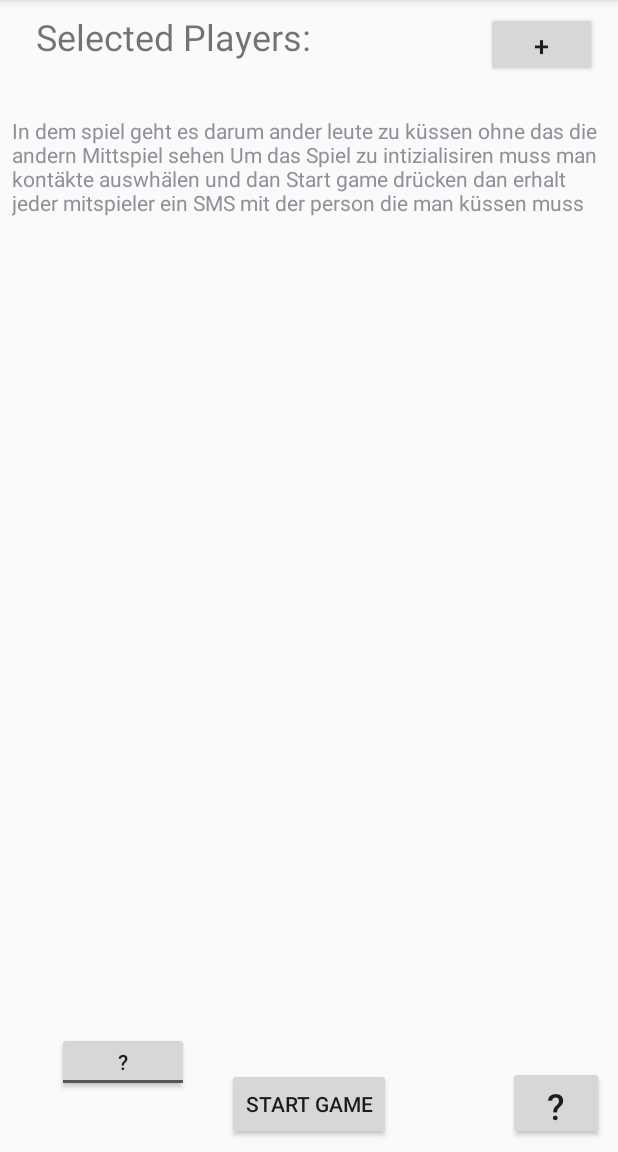
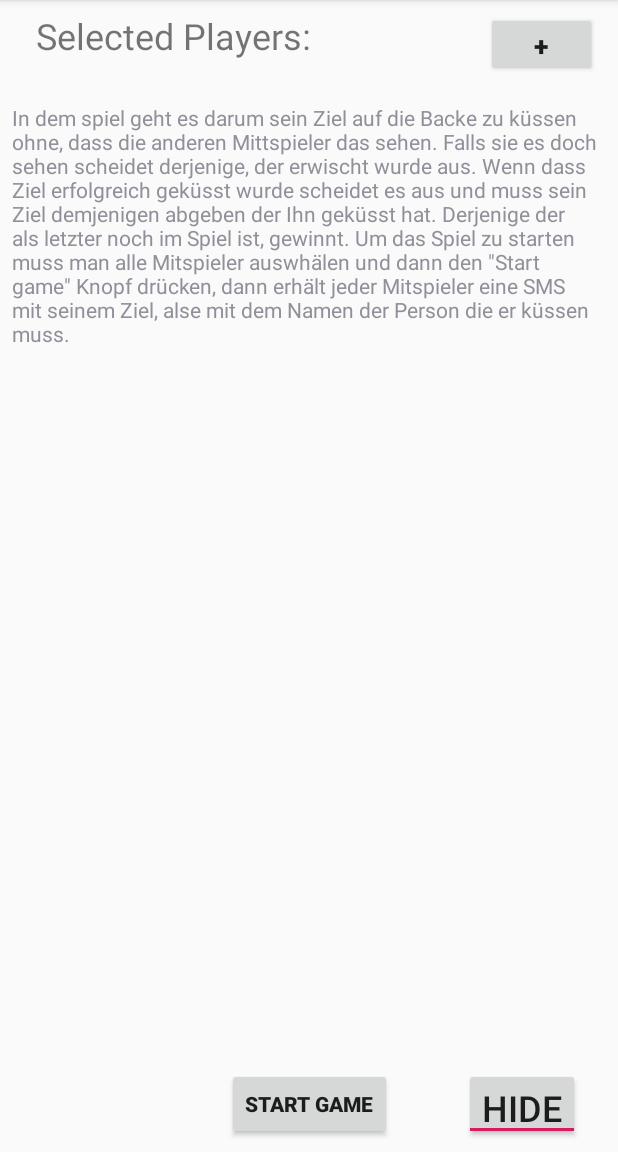
Before and after one commit to Nianmi/jeros, an Android app: the screen it shows after launch (MainActivity), after a tap on an icon or button, on a phone screen of 412 x 824 dp, the part 84-1236 px from its top. Run offline under Robolectric (Android 15) with nearby library versions, the phone set to English and light mode, and no system bars.

Commit message:
Help als Toggle fertig Scrollview überlagert BUttons nicht mehr

```diff
--- a/app/src/main/java/com/example/jeros/MainActivity.java
+++ b/app/src/main/java/com/example/jeros/MainActivity.java
@@ -35,6 +35,7 @@ public class MainActivity extends AppCompatActivity {
     Button selectContact, helpBtn, startGameBtn, helpTglBtn;
     String[] contactNamesUse;
     boolean[] checkedItems;
+    boolean helpOpen = false;
 
     ArrayList<Integer> outputIDs = new ArrayList<>();
     ArrayList<ContactsClass> listContacts = new ArrayList<>();
@@ -87,6 +88,21 @@ public class MainActivity extends AppCompatActivity {
             }
         });
 
+        helpTglBtn.setOnClickListener(new View.OnClickListener() {
+            @Override
+            public void onClick(View v) {
+                if(!helpOpen){
+                    gameDescription();
+                    helpOpen = !helpOpen;
+                }else
+                {
+                    redraw();
+                    helpOpen = !helpOpen;
+                }
+
+            }
+        });
+
         createContactsList();
 
         checkedItems = new boolean[listContacts.size()];
@@ -123,9 +139,6 @@ public class MainActivity extends AppCompatActivity {
                     linearLayout.removeAllViews();
                     listSelectedContacts.clear();
                     for (int i = 0; i < outputIDs.size(); i++) {
-                        Log.i("debug", "Name:" + listContacts.get(outputIDs.get(i)).getName());
-                        Log.i("debug", "ID:" + listContacts.get(outputIDs.get(i)).getId());
-                        Log.i("debug", "Nummer:" + listContacts.get(outputIDs.get(i)).getPhoneNumber1());
                         listSelectedContacts.add(listContacts.get(outputIDs.get(i)));
                         addTextView(listContacts.get(outputIDs.get(i)).getName(),  listContacts.get(outputIDs.get(i)).getPhoneNumber1());
                     }
@@ -143,6 +156,18 @@ public class MainActivity extends AppCompatActivity {
 
     }
 
+    public void redraw(){
+        scrollView.removeAllViews();
+        linearLayout.removeAllViews();
+        listSelectedContacts.clear();
+        for (int i = 0; i < outputIDs.size(); i++) {
+            listSelectedContacts.add(listContacts.get(outputIDs.get(i)));
+            addTextView(listContacts.get(outputIDs.get(i)).getName(),  listContacts.get(outputIDs.get(i)).getPhoneNumber1());
+        }
+        // Add the LinearLayout element to the ScrollView
+        scrollView.addView(linearLayout);
+    }
+
     public void addTextView(String text, String phoneNumber){
         EditText editText = new EditText(getApplicationContext());
         editText.setKeyListener(null);
@@ -152,11 +177,11 @@ public class MainActivity extends AppCompatActivity {
     }
 
     public void gameDescription(){
-        //do sötima no was gschides schrieba xD
-        String description = "In dem spiel geht es darum ander leute zu küssen ohne " +
-                "das die andern Mittspiel sehen " +
-                "Um das Spiel zu intizialisiren muss man kontäkte auswhälen und dan Start " +
-                "game drücken dan erhalt jeder mitspieler ein SMS mit der person die man küssen muss ";
+        String description = "In dem spiel geht es darum sein Ziel auf die Backe zu küssen ohne, " +
+                "dass die anderen Mittspieler das sehen. Falls sie es doch sehen scheidet derjenige, der erwischt wurde aus. Wenn dass Ziel erfolgreich geküsst wurde scheidet es aus und " +
+                "muss sein Ziel demjenigen abgeben der Ihn geküsst hat. Derjenige der als letzter noch im Spiel ist, gewinnt. "+
+                "Um das Spiel zu starten muss man alle Mitspieler auswhälen und dann den \"Start game\" " +
+                "Knopf drücken, dann erhält jeder Mitspieler eine SMS mit seinem Ziel, alse mit dem Namen der Person die er küssen muss. ";
 
         scrollView.removeAllViews();
         linearLayout.removeAllViews();
--- a/app/src/main/res/layout/activity_main.xml
+++ b/app/src/main/res/layout/activity_main.xml
@@ -17,6 +17,7 @@
         android:layout_marginRight="8dp"
         android:text="+"
         android:textSize="18sp"
+        android:textStyle="bold"
         app:layout_constraintEnd_toEndOf="parent"
         app:layout_constraintStart_toEndOf="@+id/titleTextView"
         app:layout_constraintTop_toTopOf="parent" />
@@ -31,6 +32,7 @@
         android:layout_marginRight="8dp"
         android:layout_marginBottom="8dp"
         android:text="Start Game"
+        android:textStyle="bold"
         app:layout_constraintBottom_toBottomOf="parent"
         app:layout_constraintEnd_toEndOf="parent"
         app:layout_constraintStart_toStartOf="parent" />
@@ -38,14 +40,15 @@
     <ScrollView
         android:id="@+id/scrollView1"
         android:layout_width="394dp"
-        android:layout_height="550dp"
+        android:layout_height="0dp"
         android:layout_marginStart="8dp"
         android:layout_marginLeft="8dp"
-        android:layout_marginTop="32dp"
+        android:layout_marginTop="24dp"
         android:layout_marginEnd="8dp"
         android:layout_marginRight="8dp"
         android:layout_marginBottom="8dp"
-        android:clipToPadding="true"
+        android:clipToPadding="false"
+        android:fillViewport="false"
         app:layout_constraintBottom_toTopOf="@+id/button4"
         app:layout_constraintEnd_toEndOf="parent"
         app:layout_constraintHorizontal_bias="0.0"
@@ -60,8 +63,10 @@
         android:layout_marginStart="24dp"
         android:layout_marginLeft="24dp"
         android:layout_marginTop="8dp"
+        android:layout_marginBottom="8dp"
         android:text="Selected Players:"
         android:textSize="24sp"
+        app:layout_constraintBottom_toBottomOf="@+id/button1"
         app:layout_constraintStart_toStartOf="parent"
         app:layout_constraintTop_toTopOf="parent" />
 
@@ -75,6 +80,7 @@
         android:layout_marginBottom="8dp"
         android:text=" ? "
         android:textSize="24sp"
+        android:visibility="invisible"
         app:layout_constraintBottom_toBottomOf="parent"
         app:layout_constraintEnd_toEndOf="parent"
         app:layout_constraintHorizontal_bias="0.88"
@@ -84,8 +90,8 @@
 
     <ToggleButton
         android:id="@+id/helpToggleButton"
-        android:layout_width="wrap_content"
-        android:layout_height="40dp"
+        android:layout_width="77dp"
+        android:layout_height="48dp"
         android:layout_marginStart="8dp"
         android:layout_marginLeft="8dp"
         android:layout_marginTop="8dp"
@@ -94,13 +100,13 @@
         android:layout_marginBottom="8dp"
         android:text="ToggleButton"
         android:textOff=" ? "
-        android:textOn=" ? "
-        android:visibility="visible"
+        android:textOn="Hide"
+        android:textSize="24sp"
         app:layout_constraintBottom_toBottomOf="parent"
-        app:layout_constraintEnd_toStartOf="@+id/button4"
-        app:layout_constraintHorizontal_bias="0.63"
-        app:layout_constraintStart_toStartOf="parent"
+        app:layout_constraintEnd_toEndOf="@+id/button5"
+        app:layout_constraintHorizontal_bias="0.833"
+        app:layout_constraintStart_toEndOf="@+id/button4"
         app:layout_constraintTop_toBottomOf="@+id/scrollView1"
-        app:layout_constraintVertical_bias="0.625" />
+        app:layout_constraintVertical_bias="1.0" />
 
 </android.support.constraint.ConstraintLayout>
```
